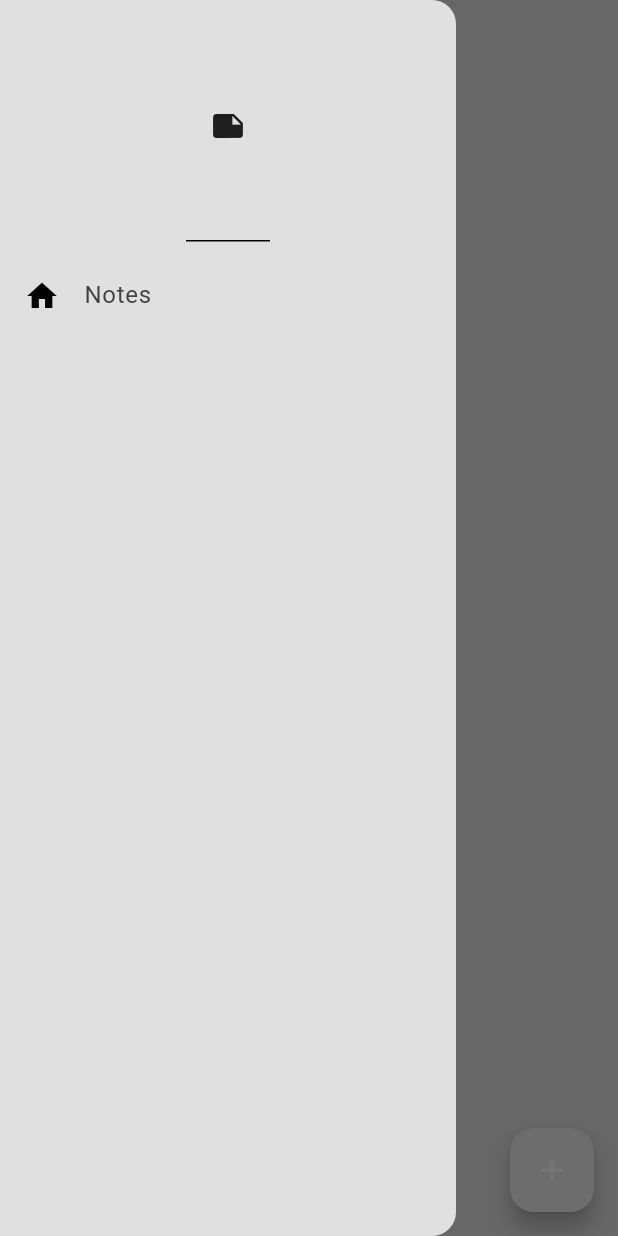
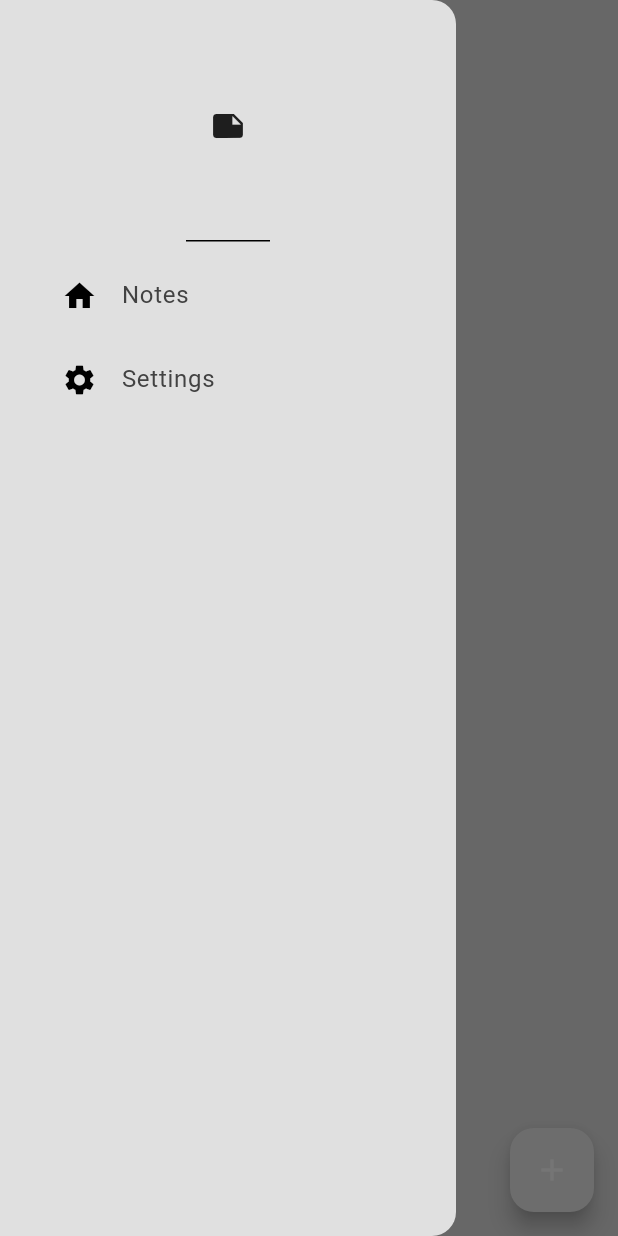
Before and after one commit to adalbertocarv/notes, a Flutter app: the screen it shows after launch, with the side drawer open, on a phone screen of 412 x 824 dp. Run offline on Flutter 3.47's test engine with Material 3 defaults, Android fonts, the phone set to English and light mode, and no system bars; our stand-ins replace google_fonts, isar; accounts and stored records are empty; generated files the repository leaves out were written again.

Commit message:
correção drawer

```diff
--- a/lib/Components/drawer.dart
+++ b/lib/Components/drawer.dart
@@ -20,12 +20,17 @@ class Mydrawer extends StatelessWidget {
           DrawerTile(
               title: "Notes",
               leading: Icon(Icons.home),
-              onTap: (){}
+              onTap: (){},
           ),
 
 
 
           //setting tile
+          DrawerTile(
+              title: "Settings",
+              leading: Icon(Icons.settings),
+              onTap: (){},
+          ),
 
         ],
       ),
--- a/lib/Components/drawer_tile.dart
+++ b/lib/Components/drawer_tile.dart
@@ -14,13 +14,16 @@ class DrawerTile extends StatelessWidget {
 
   @override
   Widget build(BuildContext context) {
-    return ListTile(
-      title: Text(
-        title,
-        style: TextStyle(color: Theme.of(context).colorScheme.inversePrimary),
+    return Padding(
+      padding: const EdgeInsets.only(left: 25.0),
+      child: ListTile(
+        title: Text(
+          title,
+          style: TextStyle(color: Theme.of(context).colorScheme.inversePrimary),
+        ),
+        leading: leading,
+        onTap: onTap,
       ),
-      leading: leading,
-      onTap: onTap,
     );
   }
 }
```
